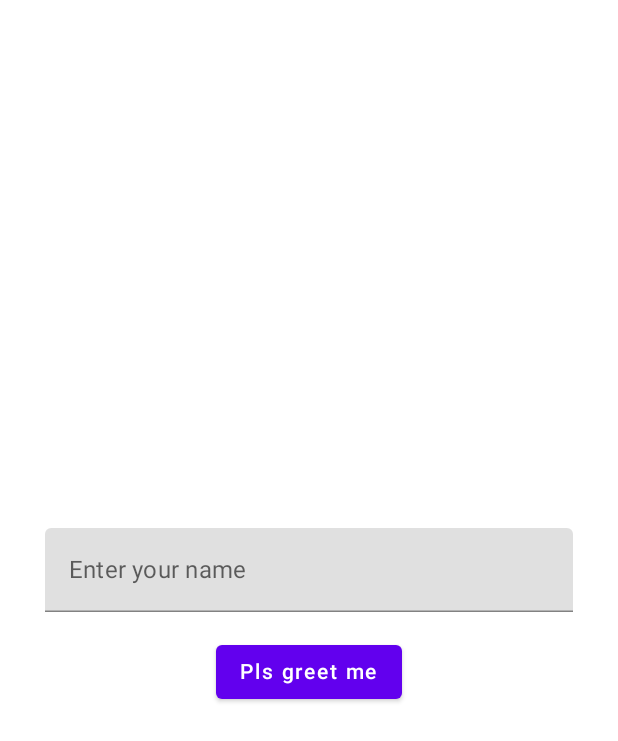
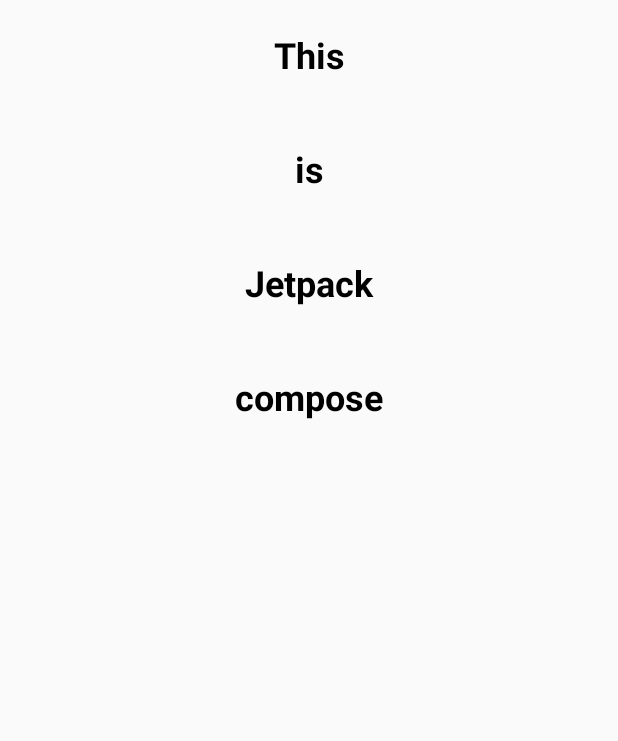
Before and after one commit to SargisKhlopuzyan/JetpackCompose, an Android app built with Jetpack Compose: the screen it shows after launch (MainActivity), on a phone screen of 412 x 824 dp. Shown: the top 741 px of the screen. Run offline under Robolectric (Android 15) with nearby library versions, the phone set to English and light mode, and no system bars.

Commit message:
Lists - Android Jetpack Compose - Part 8

```diff
--- a/app/src/main/java/com/sargis/khlopuzyan/jetpackcompose/MainActivity.kt
+++ b/app/src/main/java/com/sargis/khlopuzyan/jetpackcompose/MainActivity.kt
@@ -3,15 +3,19 @@ package com.sargis.khlopuzyan.jetpackcompose
 import android.os.Bundle
 import androidx.activity.ComponentActivity
 import androidx.activity.compose.setContent
-import androidx.compose.foundation.layout.*
-import androidx.compose.material.*
-import androidx.compose.runtime.*
-import androidx.compose.ui.Alignment
+import androidx.compose.foundation.layout.fillMaxWidth
+import androidx.compose.foundation.layout.padding
+import androidx.compose.foundation.lazy.LazyColumn
+import androidx.compose.foundation.lazy.itemsIndexed
+import androidx.compose.material.Text
+import androidx.compose.runtime.Composable
 import androidx.compose.ui.Modifier
+import androidx.compose.ui.text.font.FontWeight
+import androidx.compose.ui.text.style.TextAlign
 import androidx.compose.ui.tooling.preview.Preview
 import androidx.compose.ui.unit.dp
+import androidx.compose.ui.unit.sp
 import com.sargis.khlopuzyan.jetpackcompose.ui.theme.JetpackComposeTheme
-import kotlinx.coroutines.launch
 
 class MainActivity : ComponentActivity() {
 
@@ -20,52 +24,35 @@ class MainActivity : ComponentActivity() {
 
         setContent {
 
-            val scaffoldState = rememberScaffoldState()
-            var textFieldState by remember {
-                mutableStateOf("")
+            LazyColumn {
+                itemsIndexed(listOf("This", "is", "Jetpack", "compose")) { index, string ->
+                    Text(
+                        text = string,
+                        fontSize = 24.sp,
+                        fontWeight = FontWeight.Bold,
+                        textAlign = TextAlign.Center,
+                        modifier = Modifier
+                            .fillMaxWidth()
+                            .padding(vertical = 24.dp)
+                    )
+                }
             }
 
-            val scope = rememberCoroutineScope()
+//            LazyColumn {
+//                items(count = 5000) {
+//                    Text(
+//                        text = "Item $it",
+//                        fontSize = 24.sp,
+//                        fontWeight = FontWeight.Bold,
+//                        textAlign = TextAlign.Center,
+//                        modifier = Modifier
+//                            .fillMaxWidth()
+//                            .padding(vertical = 24.dp)
+//                    )
+//                }
+//            }
+        }
 
-            Scaffold(
-                modifier = Modifier.fillMaxSize(),
-                scaffoldState = scaffoldState
-            ) {
-                Column(
-                    horizontalAlignment = Alignment.CenterHorizontally,
-                    verticalArrangement = Arrangement.Center,
-                    modifier = Modifier
-                        .fillMaxSize()
-                        .padding(horizontal = 30.dp)
-                ) {
-                    TextField(
-                        value = textFieldState,
-                        label = {
-                            Text("Enter your name")
-                        },
-                        onValueChange = {
-                            textFieldState = it
-                        },
-                        singleLine = true,
-                        modifier = Modifier.fillMaxWidth()
-                    )
-
-                    Spacer(modifier = Modifier.height(16.dp))
-
-                    Button(onClick = {
-                        scope.launch {
-                            scaffoldState.snackbarHostState.showSnackbar(
-                                message = "Hello $textFieldState",
-//                            actionLabel = null,
-//                            duration = SnackbarDuration.Long
-                            )
-                        }
-                    }) {
-                        Text(text = "Pls greet me")
-                    }
-                }
-            }
-        }
     }
 }
 
```
